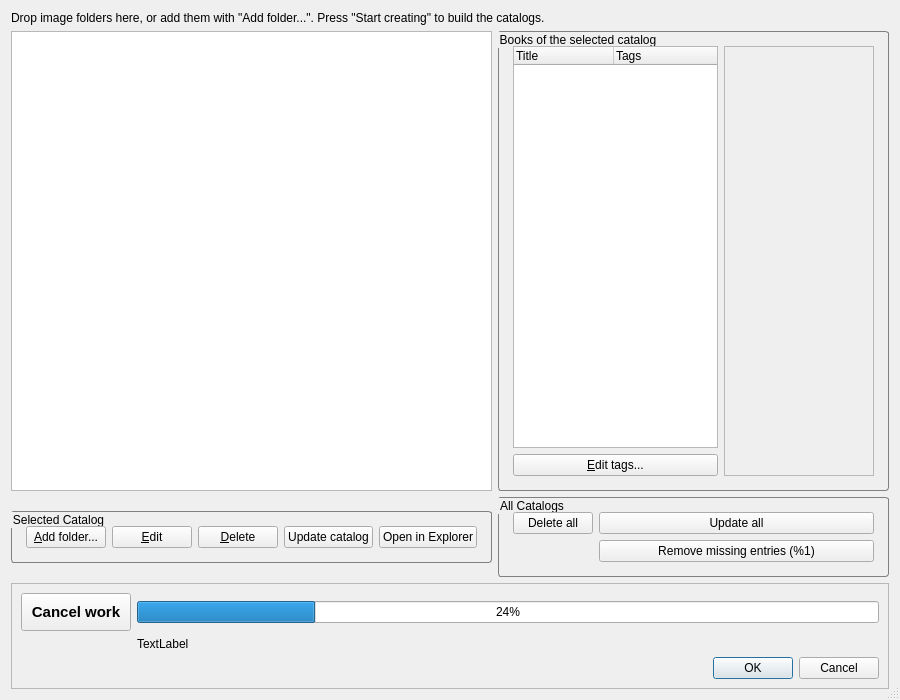
First picture: the form in apps/quickviewer/src/catalog/cataloglist.ui, repository nai62/quickviewer, before the edit.
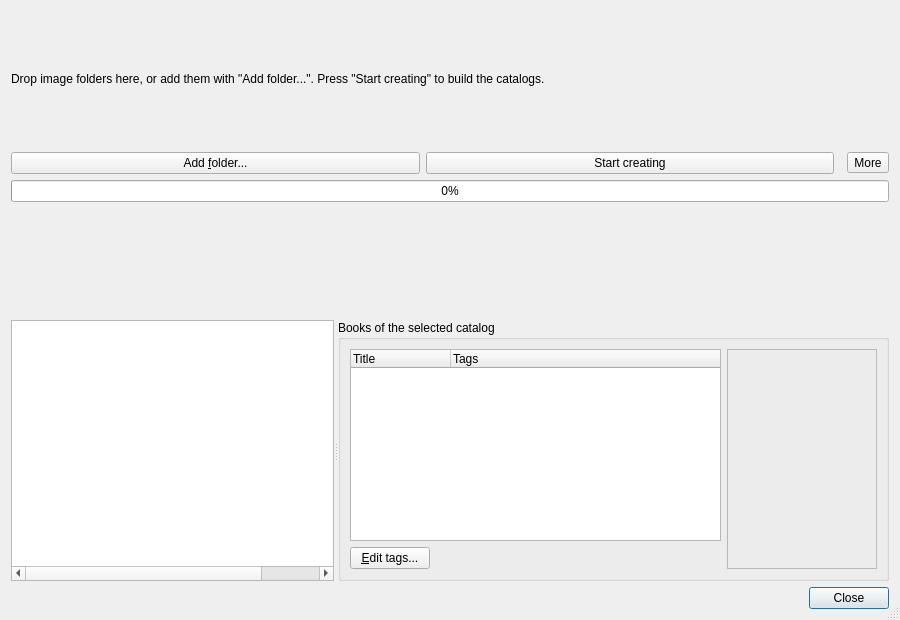
Second picture: the form after the edit.

Commit message: feat: simplify the catalog manager controls

Patch:
```diff
--- a/apps/quickviewer/src/catalog/cataloglist.ui
+++ b/apps/quickviewer/src/catalog/cataloglist.ui
@@ -7,7 +7,7 @@
     <x>0</x>
     <y>0</y>
     <width>900</width>
-    <height>700</height>
+    <height>620</height>
    </rect>
   </property>
   <property name="acceptDrops">
@@ -16,19 +16,11 @@
   <property name="windowTitle">
    <string>Manage catalogs</string>
   </property>
-  <property name="styleSheet">
-   <string notr="true">QGroupBox {
-  border: 1px solid gray;
-  border-radius: 3px;
-  padding: 5px;
-}
-</string>
-  </property>
   <property name="sizeGripEnabled">
    <bool>true</bool>
   </property>
-  <layout class="QGridLayout" name="gridLayout_3">
-   <item row="0" column="0" colspan="2">
+  <layout class="QVBoxLayout" name="dialogLayout">
+   <item>
     <widget class="QLabel" name="hintLabel">
      <property name="text">
       <string extracomment="Line above the catalog list that explains how a folder is registered as a catalog and built">Drop image folders here, or add them with &quot;Add folder...&quot;. Press &quot;Start creating&quot; to build the catalogs.</string>
@@ -38,108 +30,102 @@
      </property>
     </widget>
    </item>
-   <item row="2" column="0">
-    <widget class="QGroupBox" name="groupBox">
-     <property name="sizePolicy">
-      <sizepolicy hsizetype="Preferred" vsizetype="Fixed">
-       <horstretch>0</horstretch>
-       <verstretch>0</verstretch>
-      </sizepolicy>
-     </property>
-     <property name="title">
-      <string extracomment="Name of the frame in which buttons for operating one catalog are arranged">Selected Catalog</string>
-     </property>
-     <layout class="QGridLayout" name="gridLayout">
-      <item row="0" column="0">
+   <item>
+    <layout class="QHBoxLayout" name="catalogActionsLayout">
+     <item>
        <widget class="QPushButton" name="addButton">
         <property name="text">
-         <string extracomment="Button that registers another folder as a catalog">&amp;Add folder...</string>
+        <string extracomment="Button that registers another folder as a catalog">Add &amp;folder...</string>
         </property>
         <property name="flat">
          <bool>false</bool>
         </property>
-       </widget>
-      </item>
-      <item row="0" column="3">
-       <widget class="QPushButton" name="updateButton">
-        <property name="text">
-         <string extracomment="Button for updating the contents of registered catalog">Update catalog</string>
+       <property name="autoDefault">
+        <bool>false</bool>
         </property>
        </widget>
       </item>
-      <item row="0" column="2">
-       <widget class="QPushButton" name="deleteButton">
+     <item>
+      <widget class="QPushButton" name="cancelButton">
         <property name="text">
-         <string extracomment="Button to delete information of registered catalog">&amp;Delete</string>
-        </property>
-       </widget>
-      </item>
-      <item row="0" column="1">
-       <widget class="QPushButton" name="editButton">
-        <property name="text">
-         <string extracomment="Button to edit information on registered catalog">&amp;Edit</string>
+        <string>Start creating</string>
+       </property>
+       <property name="autoDefault">
+        <bool>false</bool>
         </property>
        </widget>
       </item>
-      <item row="0" column="4">
-       <widget class="QPushButton" name="openInExplorerButton">
-        <property name="toolTip">
-         <string extracomment="Tooltip of the button that shows the folder of the selected catalog where the platform lists files">Show the folder of the selected catalog</string>
-        </property>
+     <item>
+      <spacer name="actionsSpacer">
+       <property name="orientation">
+        <enum>Qt::Horizontal</enum>
+       </property>
+      </spacer>
+     </item>
+     <item>
+      <widget class="QToolButton" name="moreButton">
         <property name="text">
-         <string extracomment="Button that shows the folder of the selected catalog where the platform lists files">Open in Explorer</string>
-        </property>
+        <string>More</string>
+       </property>
+       <property name="popupMode">
+        <enum>QToolButton::InstantPopup</enum>
+       </property>
        </widget>
       </item>
      </layout>
-    </widget>
    </item>
-   <item row="2" column="1">
-    <widget class="QGroupBox" name="groupBox_2">
-     <property name="sizePolicy">
-      <sizepolicy hsizetype="Preferred" vsizetype="Fixed">
-       <horstretch>0</horstretch>
-       <verstretch>0</verstretch>
-      </sizepolicy>
-     </property>
-     <property name="title">
-      <string extracomment="Name of the frame in which buttons for operating all catalogs are arranged">All Catalogs</string>
-     </property>
-     <layout class="QFormLayout" name="formLayout">
-      <item row="0" column="0">
-       <widget class="QPushButton" name="deleteAllButton">
+   <item>
+    <widget class="QWidget" name="progressWidget">
+     <layout class="QVBoxLayout" name="progressLayout">
+      <property name="leftMargin">
+       <number>0</number>
+      </property>
+      <property name="topMargin">
+       <number>0</number>
+      </property>
+      <property name="rightMargin">
+       <number>0</number>
+      </property>
+      <property name="bottomMargin">
+       <number>0</number>
+      </property>
+      <item>
+       <widget class="QProgressBar" name="progressBar">
         <property name="sizePolicy">
-         <sizepolicy hsizetype="Preferred" vsizetype="Fixed">
+         <sizepolicy hsizetype="Expanding" vsizetype="Fixed">
           <horstretch>0</horstretch>
           <verstretch>0</verstretch>
          </sizepolicy>
         </property>
-        <property name="styleSheet">
-         <string notr="true">padding 5px;</string>
+        <property name="value">
+         <number>0</number>
         </property>
-        <property name="text">
-         <string>Delete all</string>
-        </property>
        </widget>
       </item>
-      <item row="0" column="1">
-       <widget class="QPushButton" name="updateAllButton">
+      <item>
+       <widget class="QLabel" name="volumeNameLabel">
         <property name="text">
-         <string extracomment="登録済みのカタログの内容を更新するボタン">Update all</string>
+         <string />
         </property>
-       </widget>
-      </item>
-      <item row="1" column="1">
-       <widget class="QPushButton" name="purgeMissingButton">
-        <property name="text">
-         <string extracomment="Button that removes the catalog entries whose folder is no longer there">Remove missing entries (%1)</string>
+        <property name="sizePolicy">
+         <sizepolicy hsizetype="Ignored" vsizetype="Preferred">
+          <horstretch>0</horstretch>
+          <verstretch>0</verstretch>
+         </sizepolicy>
         </property>
        </widget>
       </item>
      </layout>
     </widget>
    </item>
-   <item row="1" column="0">
+   <item>
+    <widget class="QSplitter" name="catalogSplitter">
+     <property name="orientation">
+      <enum>Qt::Horizontal</enum>
+     </property>
+     <property name="childrenCollapsible">
+      <bool>false</bool>
+     </property>
     <widget class="QTreeWidget" name="treeWidget">
      <property name="sizePolicy">
       <sizepolicy hsizetype="Expanding" vsizetype="Expanding">
@@ -180,9 +166,13 @@
        <string notr="true">3</string>
       </property>
      </column>
-    </widget>
-   </item>
-   <item row="1" column="1">
+      <property name="rootIsDecorated">
+       <bool>false</bool>
+      </property>
+      <property name="toolTip">
+       <string>Right-click a catalog to edit, delete, or open its folder.</string>
+      </property>
+     </widget>
     <widget class="QGroupBox" name="booksGroup">
      <property name="title">
       <string extracomment="Frame holding the books of the catalog selected above, and the button that edits the tags of one of them">Books of the selected catalog</string>
@@ -200,13 +190,28 @@
           <string extracomment="Column of the list of books that shows the tags of a book">Tags</string>
          </property>
         </column>
+         <property name="rootIsDecorated">
+          <bool>false</bool>
+         </property>
+         <property name="uniformRowHeights">
+          <bool>true</bool>
+         </property>
        </widget>
       </item>
       <item row="1" column="0">
        <widget class="QPushButton" name="editTagsButton">
+         <property name="sizePolicy">
+          <sizepolicy hsizetype="Maximum" vsizetype="Fixed">
+           <horstretch>0</horstretch>
+           <verstretch>0</verstretch>
+          </sizepolicy>
+         </property>
         <property name="text">
          <string extracomment="Button that opens the dialog which edits the title and tags of the selected book">&amp;Edit tags...</string>
         </property>
+         <property name="autoDefault">
+          <bool>false</bool>
+         </property>
        </widget>
       </item>
       <item row="0" column="1" rowspan="2">
@@ -242,77 +247,60 @@
       </item>
      </layout>
     </widget>
+    </widget>
    </item>
-   <item row="3" column="0" colspan="2">
-    <widget class="QFrame" name="frame">
-     <property name="sizePolicy">
-      <sizepolicy hsizetype="Expanding" vsizetype="Fixed">
-       <horstretch>0</horstretch>
-       <verstretch>0</verstretch>
-      </sizepolicy>
-     </property>
-     <property name="frameShape">
-      <enum>QFrame::StyledPanel</enum>
-     </property>
-     <property name="frameShadow">
-      <enum>QFrame::Raised</enum>
-     </property>
-     <layout class="QGridLayout" name="gridLayout_2">
-      <item row="1" column="1">
-       <widget class="QProgressBar" name="progressBar">
-        <property name="sizePolicy">
-         <sizepolicy hsizetype="Expanding" vsizetype="Fixed">
-          <horstretch>0</horstretch>
-          <verstretch>0</verstretch>
-         </sizepolicy>
-        </property>
-        <property name="value">
-         <number>24</number>
-        </property>
-       </widget>
-      </item>
-      <item row="3" column="1">
+   <item>
+    <layout class="QHBoxLayout" name="footerLayout">
+     <item>
+      <widget class="QLabel" name="statusLabel">
+       <property name="text">
+        <string />
+       </property>
+       <property name="wordWrap">
+        <bool>true</bool>
+       </property>
+      </widget>
+     </item>
+     <item>
        <widget class="QDialogButtonBox" name="buttonBox">
         <property name="orientation">
          <enum>Qt::Horizontal</enum>
         </property>
         <property name="standardButtons">
-         <set>QDialogButtonBox::Cancel|QDialogButtonBox::Ok</set>
+        <set>QDialogButtonBox::Close</set>
         </property>
        </widget>
       </item>
-      <item row="1" column="0">
-       <widget class="QPushButton" name="cancelButton">
-        <property name="font">
-         <font>
-          <pointsize>11</pointsize>
-          <weight>75</weight>
-          <bold>true</bold>
-         </font>
-        </property>
-        <property name="styleSheet">
-         <string notr="true">border-width: 2px;
-padding: 8px;
-</string>
-        </property>
+    </layout>
+   </item>
+  </layout>
+  <action name="editAction">
+   <property name="text">
+    <string extracomment="Button to edit information on registered catalog">&amp;Edit</string>
+   </property>
+  </action>
+  <action name="deleteAction">
+   <property name="text">
+    <string extracomment="Button to delete information of registered catalog">&amp;Delete</string>
+   </property>
+  </action>
+  <action name="openInExplorerAction">
         <property name="text">
-         <string notr="true">Cancel work</string>
-        </property>
-       </widget>
-      </item>
-      <item row="2" column="1">
-       <widget class="QLabel" name="volumeNameLabel">
+    <string extracomment="Button that shows the folder of the selected catalog where the platform lists files">Open in Explorer</string>
+   </property>
+  </action>
+  <action name="purgeMissingAction">
         <property name="text">
-         <string notr="true">TextLabel</string>
-        </property>
-       </widget>
-      </item>
-     </layout>
-    </widget>
-   </item>
-  </layout>
- </widget>
- <resources/>
+    <string extracomment="Button that removes the catalog entries whose folder is no longer there">Remove missing entries (%1)</string>
+   </property>
+  </action>
+  <action name="deleteAllAction">
+   <property name="text">
+    <string>Delete all catalogs...</string>
+   </property>
+  </action>
+ </widget>
+ <resources />
  <connections>
   <connection>
    <sender>buttonBox</sender>
```
Left out of the diff: 154 changed lines with no effect on the pictures. Lines whose indentation alone changed are shown as unchanged. The commit also changes 5 other files.
